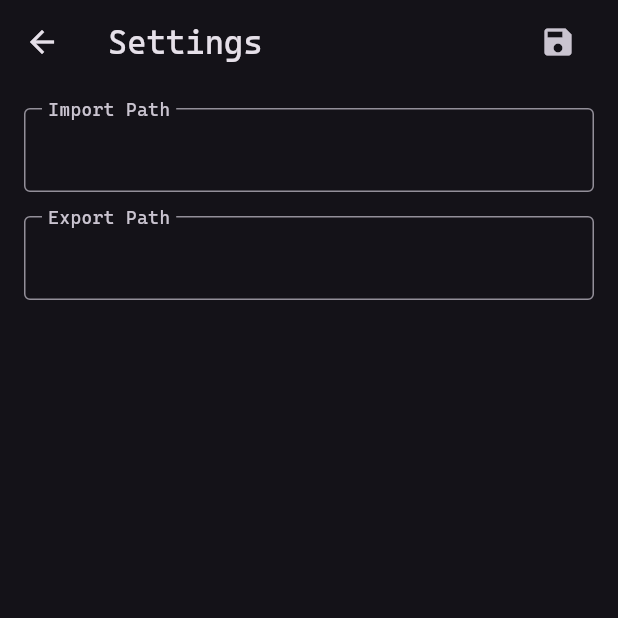
After one commit to seliis/amos_xfile_converter, a Flutter app: the screen it shows after launch, after a tap on the "settings" icon, on a phone screen of 412 x 824 dp, the top half of it. The commit adds this screen. Run offline on Flutter 3.47's test engine with Material 3 defaults, Android fonts, the phone set to English and light mode, and no system bars; our stand-ins replace file_picker, flutter_bloc, package_info_plus, shared_preferences; missing offline and left inert: excel, window_manager.

Commit message:
[SQUASH MERGED: v0.1.5]
- import and export preset settings added

```diff
--- a/lib/entity/index.dart
+++ b/lib/entity/index.dart
@@ -1,2 +1,3 @@
 export "worksheet.dart";
 export "workbook.dart";
+export "settings.dart";
--- /dev/null
+++ b/lib/entity/settings.dart
@@ -0,0 +1,9 @@
+class Settings {
+  const Settings({
+    required this.importPath,
+    required this.exportPath,
+  });
+
+  final String? importPath;
+  final String? exportPath;
+}
--- a/lib/main.dart
+++ b/lib/main.dart
@@ -33,6 +33,9 @@ Future<void> main() async {
         BlocProvider(
           create: (context) => usecase.Export(),
         ),
+        BlocProvider(
+          create: (context) => usecase.Settings()..init(),
+        ),
       ],
       child: MaterialApp(
         onGenerateRoute: nav.PageRouter.onGenerateRoute,
--- a/lib/nav/page_router.dart
+++ b/lib/nav/page_router.dart
@@ -7,6 +7,8 @@ class PageRouter {
     switch (settings.name) {
       case ui.Home.pageName:
         return _getRoute(const ui.Home());
+      case ui.Settings.pageName:
+        return _getRoute(const ui.Settings());
       default:
         return _getRoute(
           const Scaffold(
--- a/lib/ui/home.dart
+++ b/lib/ui/home.dart
@@ -6,6 +6,7 @@ import "package:bakkugi/usecase/index.dart" as usecase;
 import "package:bakkugi/entity/index.dart" as entity;
 import "package:bakkugi/ui/index.dart" as ui;
 
+part "settings_button.dart";
 part "issues_button.dart";
 part "export_button.dart";
 part "info_button.dart";
@@ -56,10 +57,10 @@ class Home extends StatelessWidget {
                     "Please Import a .XLSX File",
                   ),
             actions: const [
+              _SettingsButton(),
+              SizedBox(width: 16),
               _InfoButton(),
-              SizedBox(
-                width: 16,
-              ),
+              SizedBox(width: 16),
             ],
           ),
           body: getBody(),
--- a/lib/ui/index.dart
+++ b/lib/ui/index.dart
@@ -1,2 +1,3 @@
+export "settings.dart";
 export "common.dart";
 export "home.dart";
--- /dev/null
+++ b/lib/ui/settings.dart
@@ -0,0 +1,101 @@
+import "package:flutter_bloc/flutter_bloc.dart";
+import "package:file_picker/file_picker.dart";
+import "package:flutter/material.dart";
+
+import "package:bakkugi/usecase/index.dart" as usecase;
+import "package:bakkugi/entity/index.dart" as entity;
+
+class Settings extends StatelessWidget {
+  const Settings({super.key});
+
+  static const String pageName = "Settings";
+
+  @override
+  Widget build(context) {
+    _Controllers.set(
+      context.select(
+        (usecase.Settings settings) {
+          return settings.state is usecase.SettingsSuccess ? (settings.state as usecase.SettingsSuccess).settings : null;
+        },
+      ),
+    );
+
+    return Scaffold(
+      appBar: AppBar(
+        title: const Text(pageName),
+        actions: [
+          IconButton(
+            icon: const Icon(Icons.save),
+            tooltip: "Save",
+            onPressed: () {
+              context.read<usecase.Settings>().save(
+                    entity.Settings(
+                      importPath: _Controllers.importPath.text,
+                      exportPath: _Controllers.exportPath.text,
+                    ),
+                  );
+
+              Navigator.of(context).pop();
+            },
+          ),
+          const SizedBox(width: 16),
+        ],
+      ),
+      body: SingleChildScrollView(
+        padding: const EdgeInsets.all(16),
+        child: Column(
+          children: [
+            _FormButton(
+              labelText: "Import Path",
+              controller: _Controllers.importPath,
+            ),
+            const SizedBox(height: 16),
+            _FormButton(
+              labelText: "Export Path",
+              controller: _Controllers.exportPath,
+            ),
+          ],
+        ),
+      ),
+    );
+  }
+}
+
+class _FormButton extends StatelessWidget {
+  const _FormButton({
+    required this.labelText,
+    required this.controller,
+  });
+
+  final String labelText;
+  final TextEditingController controller;
+
+  @override
+  Widget build(context) {
+    return TextFormField(
+      decoration: InputDecoration(
+        floatingLabelBehavior: FloatingLabelBehavior.always,
+        border: const OutlineInputBorder(),
+        labelText: labelText,
+      ),
+      controller: controller,
+      readOnly: true,
+      onTap: () async {
+        final String? dir = await FilePicker.platform.getDirectoryPath();
+        if (dir != null) {
+          controller.text = dir;
+        }
+      },
+    );
+  }
+}
+
+class _Controllers {
+  static final TextEditingController importPath = TextEditingController();
+  static final TextEditingController exportPath = TextEditingController();
+
+  static void set(entity.Settings? settings) {
+    importPath.text = settings?.importPath ?? "";
+    exportPath.text = settings?.exportPath ?? "";
+  }
+}
--- /dev/null
+++ b/lib/ui/settings_button.dart
@@ -0,0 +1,16 @@
+part of "home.dart";
+
+class _SettingsButton extends StatelessWidget {
+  const _SettingsButton();
+
+  @override
+  Widget build(context) {
+    return IconButton(
+      icon: const Icon(Icons.settings),
+      tooltip: "Settings",
+      onPressed: () {
+        Navigator.pushNamed(context, ui.Settings.pageName);
+      },
+    );
+  }
+}
--- a/lib/usecase/export.dart
+++ b/lib/usecase/export.dart
@@ -1,7 +1,8 @@
 import "dart:io";
 
+import "package:shared_preferences/shared_preferences.dart";
+import "package:flutter_bloc/flutter_bloc.dart";
 import "package:file_picker/file_picker.dart";
-import "package:flutter_bloc/flutter_bloc.dart";
 import "package:intl/intl.dart";
 
 import "package:bakkugi/entity/index.dart" as entity;
@@ -61,8 +62,11 @@ class Export extends Cubit<ExportState> {
 
     final List<String> chunks = _getChunks(schemaConstraints, records);
 
+    final SharedPreferences prefs = await SharedPreferences.getInstance();
+
     String? savePath = await FilePicker.platform.saveFile(
       fileName: _getSaveName(workbookName, worksheetName),
+      initialDirectory: prefs.getString("export_path"),
       type: FileType.custom,
       allowedExtensions: [
         "txt",
--- a/lib/usecase/import.dart
+++ b/lib/usecase/import.dart
@@ -1,10 +1,11 @@
 import "dart:async";
 import "dart:io";
 
-import "package:flutter/foundation.dart";
+import "package:shared_preferences/shared_preferences.dart";
 import "package:flutter_bloc/flutter_bloc.dart";
 import "package:file_picker/file_picker.dart";
 import "package:excel/excel.dart" as excel;
+import "package:flutter/foundation.dart";
 
 import "package:bakkugi/entity/index.dart" as entity;
 
@@ -111,7 +112,10 @@ class Import extends Cubit<ImportState> {
   Future<void> import() async {
     emit(ImportLoading(message: "Importing..."));
 
+    final SharedPreferences prefs = await SharedPreferences.getInstance();
+
     final FilePickerResult? result = await FilePicker.platform.pickFiles(
+      initialDirectory: prefs.getString("import_path"),
       type: FileType.custom,
       allowedExtensions: [
         "xlsx"
--- a/lib/usecase/index.dart
+++ b/lib/usecase/index.dart
@@ -1,2 +1,3 @@
+export "settings.dart";
 export "import.dart";
 export "export.dart";
--- /dev/null
+++ b/lib/usecase/settings.dart
@@ -0,0 +1,51 @@
+import "package:shared_preferences/shared_preferences.dart";
+import "package:flutter_bloc/flutter_bloc.dart";
+
+import "package:bakkugi/entity/index.dart" as entity;
+
+class Settings extends Cubit<SettingsState> {
+  Settings() : super(SettingsInitial());
+
+  void init() async {
+    emit(SettingsLoading());
+
+    final prefs = await SharedPreferences.getInstance();
+
+    final importPath = prefs.getString("import_path");
+    final exportPath = prefs.getString("export_path");
+
+    emit(SettingsSuccess(
+      settings: entity.Settings(
+        importPath: importPath,
+        exportPath: exportPath,
+      ),
+    ));
+  }
+
+  void save(entity.Settings settings) async {
+    emit(SettingsLoading());
+
+    final prefs = await SharedPreferences.getInstance();
+
+    await prefs.setString("import_path", settings.importPath ?? "");
+    await prefs.setString("export_path", settings.exportPath ?? "");
+
+    emit(SettingsSuccess(settings: settings));
+  }
+}
+
+sealed class SettingsState {}
+
+class SettingsInitial extends SettingsState {}
+
+class SettingsLoading extends SettingsState {}
+
+class SettingsSuccess extends SettingsState {
+  SettingsSuccess({
+    required this.settings,
+  });
+
+  final entity.Settings settings;
+}
+
+class SettingsFailure extends SettingsState {}
--- a/pubspec.yaml
+++ b/pubspec.yaml
@@ -1,5 +1,5 @@
 publish_to: none
-version: 0.1.4
+version: 0.1.5
 
 name: bakkugi
 description: none
@@ -16,6 +16,7 @@ dependencies:
   intl: ^0.19.0
   package_info_plus: ^8.0.0
   path_provider: ^2.1.3
+  shared_preferences: ^2.2.3
   window_manager: ^0.3.9
 
 dev_dependencies:
```
